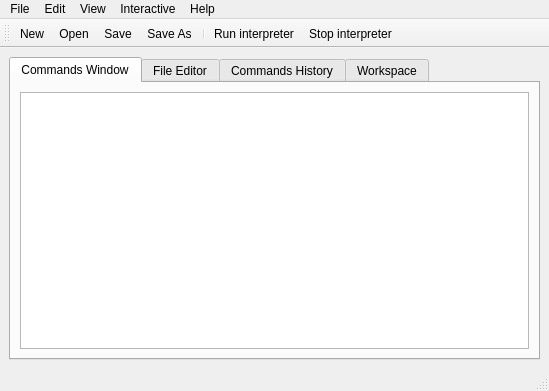
Old version of the form ide/mainwindow.ui in the repository hyst329/mathproject.
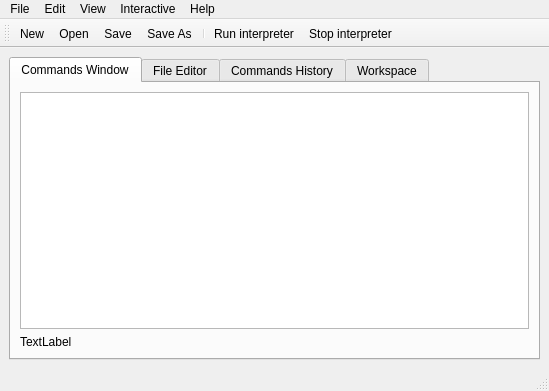
New version of the form. Custom widgets are drawn as their Qt base class.

Commit message: added interpreter process (via QProcess class, currently isn't responsible)

What changed in the file:
```diff
--- a/ide/mainwindow.ui
+++ b/ide/mainwindow.ui
@@ -26,7 +26,18 @@
        </attribute>
        <layout class="QVBoxLayout" name="verticalLayoutTab01">
         <item>
-         <widget class="QPlainTextEdit" name="plainTextEditCommand"/>
+         <widget class="ReplWidget" name="plainTextEditCommand">
+          <property name="readOnly">
+           <bool>true</bool>
+          </property>
+         </widget>
+        </item>
+        <item>
+         <widget class="QLabel" name="labelInterpreterState">
+          <property name="text">
+           <string>TextLabel</string>
+          </property>
+         </widget>
         </item>
        </layout>
       </widget>
@@ -188,6 +199,13 @@
    </property>
   </action>
  </widget>
+ <customwidgets>
+  <customwidget>
+   <class>ReplWidget</class>
+   <extends>QPlainTextEdit</extends>
+   <header>replwidget/replwidget.h</header>
+  </customwidget>
+ </customwidgets>
  <resources/>
  <connections/>
 </ui>
```
The commit also changes 11 other files.
